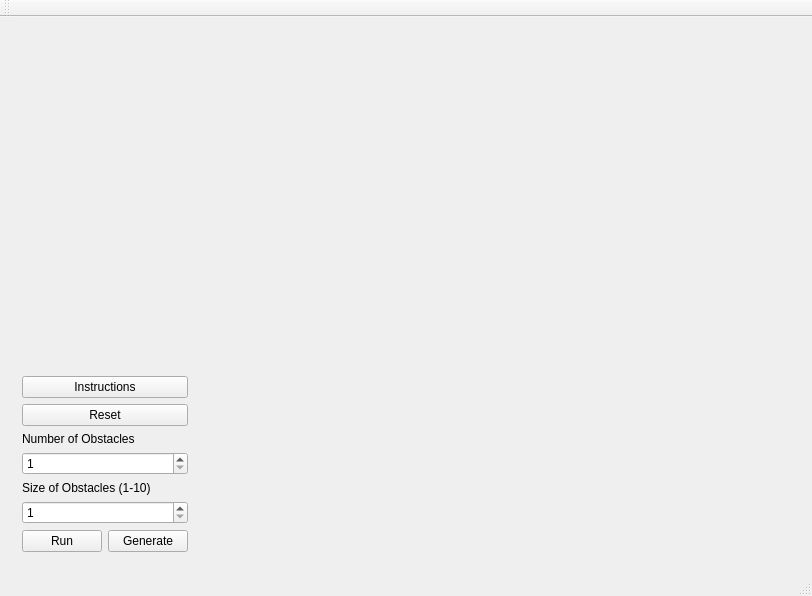
Before: the Qt Designer form mainwindow.ui in dcrich/pathfinder, drawn with Qt 5.
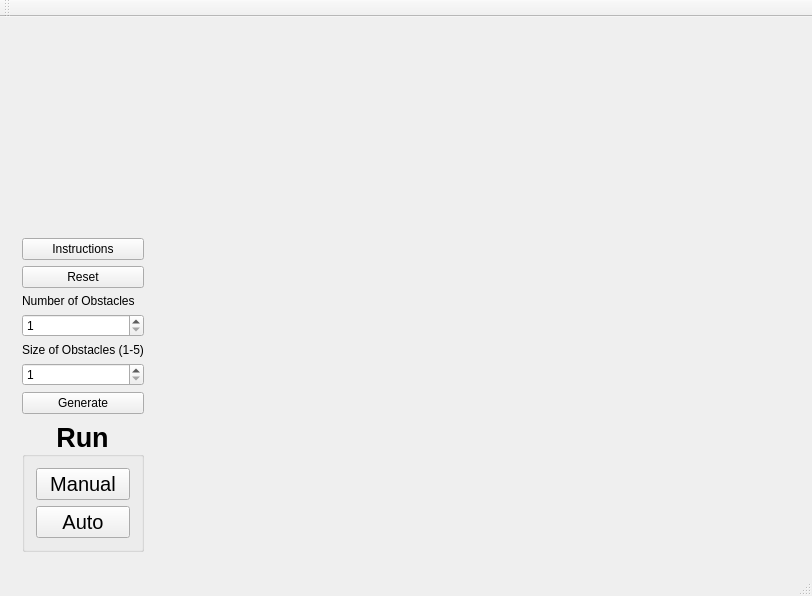
After: the same form once the commit is applied. Custom widgets are drawn as their Qt base class.

Commit message: Updated random obstacle generation, added camera view to follow the main object

```diff
--- a/mainwindow.ui
+++ b/mainwindow.ui
@@ -72,12 +72,15 @@
            <property name="minimum">
             <number>1</number>
            </property>
+           <property name="maximum">
+            <number>50</number>
+           </property>
           </widget>
          </item>
          <item>
           <widget class="QLabel" name="label">
            <property name="text">
-            <string>Size of Obstacles (1-10)</string>
+            <string>Size of Obstacles (1-5)</string>
            </property>
           </widget>
          </item>
@@ -87,24 +90,70 @@
             <number>1</number>
            </property>
            <property name="maximum">
-            <number>10</number>
+            <number>5</number>
+           </property>
+          </widget>
+         </item>
+         <item>
+          <widget class="QPushButton" name="bGenerate">
+           <property name="text">
+            <string>Generate</string>
            </property>
           </widget>
          </item>
          <item>
           <layout class="QHBoxLayout" name="horizontalLayout">
            <item>
-            <widget class="QPushButton" name="bRun">
-             <property name="text">
+            <widget class="QGroupBox" name="verticalGroupBox">
+             <property name="font">
+              <font>
+               <pointsize>20</pointsize>
+               <weight>75</weight>
+               <bold>true</bold>
+               <underline>false</underline>
+              </font>
+             </property>
+             <property name="title">
               <string>Run</string>
              </property>
-            </widget>
-           </item>
-           <item>
-            <widget class="QPushButton" name="bGenerate">
-             <property name="text">
-              <string>Generate</string>
+             <property name="alignment">
+              <set>Qt::AlignCenter</set>
              </property>
+             <property name="flat">
+              <bool>false</bool>
+             </property>
+             <layout class="QVBoxLayout" name="verticalLayout_2">
+              <item>
+               <widget class="QPushButton" name="bRun">
+                <property name="font">
+                 <font>
+                  <pointsize>15</pointsize>
+                  <weight>50</weight>
+                  <bold>false</bold>
+                  <underline>false</underline>
+                 </font>
+                </property>
+                <property name="text">
+                 <string>Manual</string>
+                </property>
+               </widget>
+              </item>
+              <item>
+               <widget class="QPushButton" name="pushButton">
+                <property name="font">
+                 <font>
+                  <pointsize>15</pointsize>
+                  <weight>50</weight>
+                  <bold>false</bold>
+                  <underline>false</underline>
+                 </font>
+                </property>
+                <property name="text">
+                 <string>Auto</string>
+                </property>
+               </widget>
+              </item>
+             </layout>
             </widget>
            </item>
           </layout>
```
The commit also changes 11 other files.
